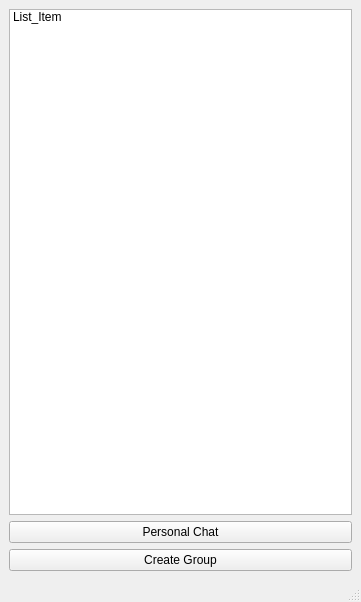
The window that GUI/GroupChat/ChatList.ui (mhdfadlyhasan/FP-Progjar-Kelompok-3) describes before a commit, drawn with Qt 5.
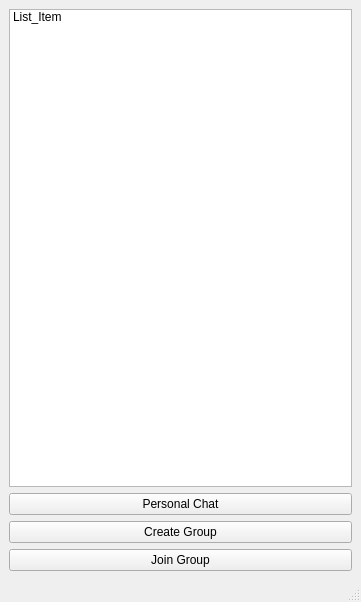
The same window after the commit.

Commit message: added join group button

Diff of the .ui file:
```diff
--- a/GUI/GroupChat/ChatList.ui
+++ b/GUI/GroupChat/ChatList.ui
@@ -38,6 +38,13 @@
       </property>
      </widget>
     </item>
+    <item>
+     <widget class="QPushButton" name="join_group">
+      <property name="text">
+       <string>Join Group</string>
+      </property>
+     </widget>
+    </item>
    </layout>
   </widget>
   <widget class="QStatusBar" name="statusbar"/>
```
The commit also changes 5 other files.
